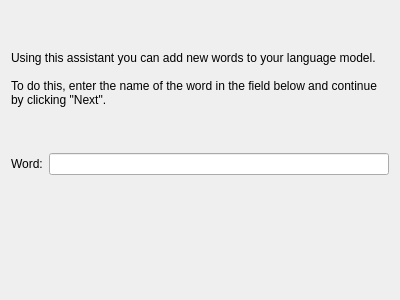
This is simon/src/simonmodelmanagementui/AddWord/addwordintropage.ui in KDE/simon as Qt 5 draws it before an edit. The edited form follows.
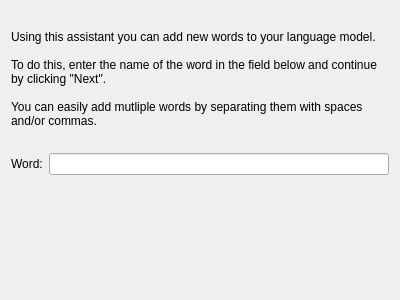
This is the edited form. Custom widgets are drawn as their Qt base class.

Commit message: Working on the voice ui; Reworking the adding of multiple words for more flexibility

Patch:
```diff
--- a/simon/src/simonmodelmanagementui/AddWord/addwordintropage.ui
+++ b/simon/src/simonmodelmanagementui/AddWord/addwordintropage.ui
@@ -14,11 +14,13 @@
   </property>
   <layout class="QVBoxLayout" name="verticalLayout" >
    <item>
-    <widget class="QLabel" name="lbIntro" >
-     <property name="text" >
+    <widget class="QLabel" name="lbIntro">
+     <property name="text">
       <string>Using this assistant you can add new words to your language model.
 
-To do this, enter the name of the word in the field below and continue by clicking "Next".</string>
+To do this, enter the name of the word in the field below and continue by clicking &quot;Next&quot;.
+
+You can easily add mutliple words by separating them with spaces and/or commas.</string>
      </property>
      <property name="wordWrap" >
       <bool>true</bool>
```
Left out of the diff: 25 changed lines with no effect on the pictures. The commit also changes 10 other files.
